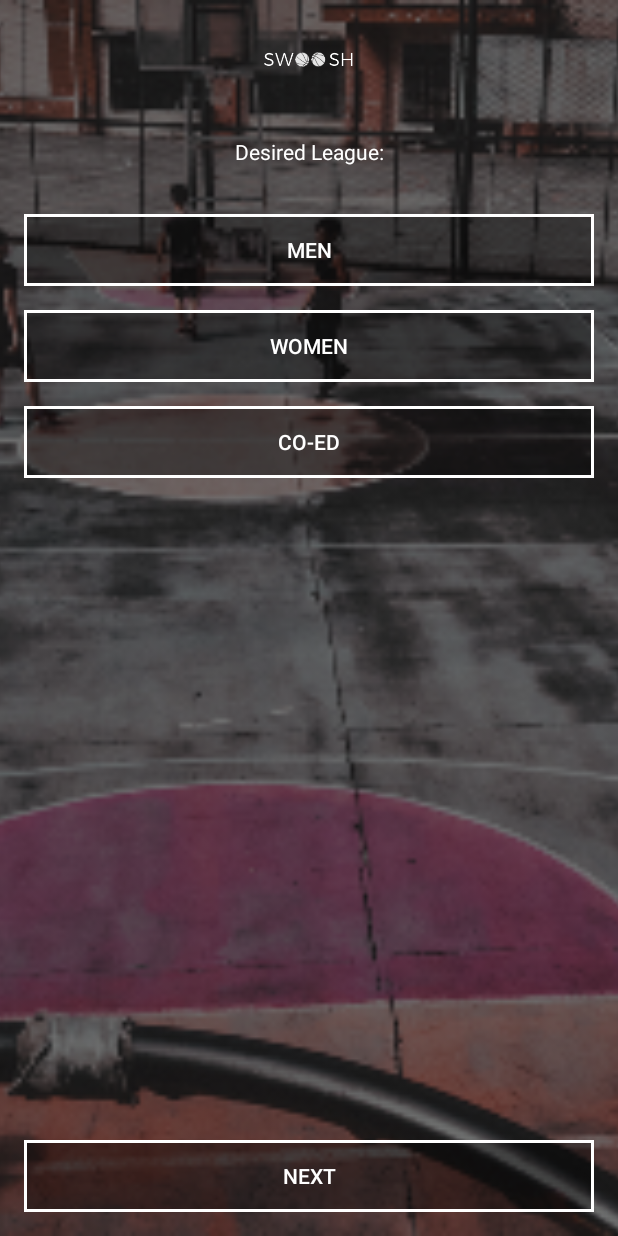
After one commit to vsoft-phuong/Swoosh, an Android app: the LeagueActivity screen opened directly, with no data from a screen before it, on a phone screen of 412 x 824 dp. The commit adds this screen. Run offline under Robolectric (Android 15) with nearby library versions, the phone set to English and light mode, and no system bars.

Commit message:
design League activity

```diff
--- a/app/src/main/AndroidManifest.xml
+++ b/app/src/main/AndroidManifest.xml
@@ -9,16 +9,21 @@
         android:roundIcon="@mipmap/ic_launcher_round"
         android:supportsRtl="true"
         android:theme="@style/AppTheme">
-        <activity android:name=".MainActivity">
+
+        <activity android:name=".WelcomeActivity">
             <intent-filter>
                 <action android:name="android.intent.action.MAIN" />
 
                 <category android:name="android.intent.category.LAUNCHER" />
             </intent-filter>
         </activity>
+
         <meta-data
             android:name="preloaded_fonts"
             android:resource="@array/preloaded_fonts" />
+
+        <activity android:name=".LeagueActivity"/>
+
     </application>
 
 </manifest>
--- /dev/null
+++ b/app/src/main/java/com/chatcore/swoosh/LeagueActivity.kt
@@ -0,0 +1,12 @@
+package com.chatcore.swoosh
+
+import androidx.appcompat.app.AppCompatActivity
+import android.os.Bundle
+
+class LeagueActivity : AppCompatActivity() {
+
+    override fun onCreate(savedInstanceState: Bundle?) {
+        super.onCreate(savedInstanceState)
+        setContentView(R.layout.activity_league)
+    }
+}
--- a/app/src/main/java/com/chatcore/swoosh/MainActivity.kt
+++ b/app/src/main/java/com/chatcore/swoosh/WelcomeActivity.kt
@@ -3,10 +3,10 @@ package com.chatcore.swoosh
 import androidx.appcompat.app.AppCompatActivity
 import android.os.Bundle
 
-class MainActivity : AppCompatActivity() {
+class WelcomeActivity : AppCompatActivity() {
 
     override fun onCreate(savedInstanceState: Bundle?) {
         super.onCreate(savedInstanceState)
-        setContentView(R.layout.activity_main)
+        setContentView(R.layout.activity_welcome)
     }
 }
--- /dev/null
+++ b/app/src/main/res/drawable/swoosh_button_checked.xml
@@ -0,0 +1,5 @@
+<?xml version="1.0" encoding="utf-8"?>
+<shape xmlns:android="http://schemas.android.com/apk/res/android">
+    <solid android:color="#592C3F"/>
+    <stroke android:color="@android:color/white" android:width="3dp"/>
+</shape>
--- /dev/null
+++ b/app/src/main/res/drawable/swoosh_toggle.xml
@@ -0,0 +1,5 @@
+<?xml version="1.0" encoding="utf-8"?>
+<selector xmlns:android="http://schemas.android.com/apk/res/android">
+    <item android:drawable="@drawable/swoosh_button_checked" android:state_checked="true"/>
+    <item android:drawable="@drawable/swoosh_button" android:state_checked="false"/>
+</selector>
--- /dev/null
+++ b/app/src/main/res/layout/activity_league.xml
@@ -0,0 +1,101 @@
+<?xml version="1.0" encoding="utf-8"?>
+<androidx.constraintlayout.widget.ConstraintLayout xmlns:android="http://schemas.android.com/apk/res/android"
+    xmlns:app="http://schemas.android.com/apk/res-auto"
+    xmlns:tools="http://schemas.android.com/tools"
+    android:layout_width="match_parent"
+    android:layout_height="match_parent"
+    tools:context=".LeagueActivity">
+
+    <ImageView
+        android:id="@+id/imageView3"
+        android:layout_width="0dp"
+        android:layout_height="0dp"
+        android:scaleType="centerCrop"
+        app:layout_constraintBottom_toBottomOf="parent"
+        app:layout_constraintEnd_toEndOf="parent"
+        app:layout_constraintHorizontal_bias="0.0"
+        app:layout_constraintStart_toStartOf="parent"
+        app:layout_constraintTop_toTopOf="parent"
+        app:layout_constraintVertical_bias="0.0"
+        app:srcCompat="@drawable/desiredleaguebg" />
+
+    <ImageView
+        android:id="@+id/imageView4"
+        android:layout_width="wrap_content"
+        android:layout_height="wrap_content"
+        android:layout_marginTop="32dp"
+        app:layout_constraintEnd_toEndOf="parent"
+        app:layout_constraintStart_toStartOf="parent"
+        app:layout_constraintTop_toTopOf="parent"
+        app:srcCompat="@drawable/swooshlogo" />
+
+    <TextView
+        android:id="@+id/textView2"
+        android:layout_width="wrap_content"
+        android:layout_height="wrap_content"
+        android:layout_marginTop="44dp"
+        android:text="Desired League:"
+        android:textColor="#FFFFFF"
+        app:layout_constraintEnd_toEndOf="parent"
+        app:layout_constraintStart_toStartOf="parent"
+        app:layout_constraintTop_toBottomOf="@+id/imageView4" />
+
+    <LinearLayout
+        android:layout_width="0dp"
+        android:layout_height="wrap_content"
+        android:layout_marginStart="16dp"
+        android:layout_marginTop="32dp"
+        android:layout_marginEnd="16dp"
+        android:orientation="vertical"
+        app:layout_constraintEnd_toEndOf="parent"
+        app:layout_constraintStart_toStartOf="parent"
+        app:layout_constraintTop_toBottomOf="@+id/textView2">
+
+        <ToggleButton
+            android:id="@+id/button3"
+            android:layout_width="match_parent"
+            android:layout_height="wrap_content"
+            android:background="@drawable/swoosh_toggle"
+            android:text="Men"
+            android:textColor="#FFFFFF"
+            android:textOff="Men"
+            android:textOn="Men" />
+
+        <ToggleButton
+            android:id="@+id/button2"
+            android:layout_width="match_parent"
+            android:layout_height="wrap_content"
+            android:layout_marginTop="16dp"
+            android:layout_marginBottom="16dp"
+            android:background="@drawable/swoosh_toggle"
+            android:text="Women"
+            android:textColor="#FFFFFF"
+            android:textOff="Women"
+            android:textOn="Women" />
+
+        <ToggleButton
+            android:id="@+id/button4"
+            android:layout_width="match_parent"
+            android:layout_height="wrap_content"
+            android:background="@drawable/swoosh_toggle"
+            android:text="Co-Ed"
+            android:textColor="#FFFFFF"
+            android:textOff="Co-Ed"
+            android:textOn="Co-Ed" />
+    </LinearLayout>
+
+    <Button
+        android:id="@+id/button5"
+        android:layout_width="0dp"
+        android:layout_height="wrap_content"
+        android:layout_marginStart="16dp"
+        android:layout_marginEnd="16dp"
+        android:layout_marginBottom="16dp"
+        android:background="@drawable/swoosh_button"
+        android:text="Next"
+        android:textColor="#FFFFFF"
+        app:layout_constraintBottom_toBottomOf="@+id/imageView3"
+        app:layout_constraintEnd_toEndOf="parent"
+        app:layout_constraintStart_toStartOf="parent" />
+
+</androidx.constraintlayout.widget.ConstraintLayout>
--- a/app/src/main/res/layout/activity_main.xml
+++ b/app/src/main/res/layout/activity_welcome.xml
@@ -4,7 +4,7 @@
     xmlns:tools="http://schemas.android.com/tools"
     android:layout_width="match_parent"
     android:layout_height="match_parent"
-    tools:context=".MainActivity">
+    tools:context=".WelcomeActivity">
 
     <ImageView
         android:id="@+id/imageView"
@@ -50,8 +50,9 @@
         android:text="ON GOING ALL OUT"
         android:textColor="#FFFFFF"
         android:textSize="20sp"
-        app:layout_constraintTop_toBottomOf="@+id/textView"
-        tools:layout_editor_absoluteX="107dp" />
+        app:layout_constraintEnd_toEndOf="parent"
+        app:layout_constraintStart_toStartOf="parent"
+        app:layout_constraintTop_toBottomOf="@+id/textView" />
 
     <TextView
         android:id="@+id/textView4"
```
